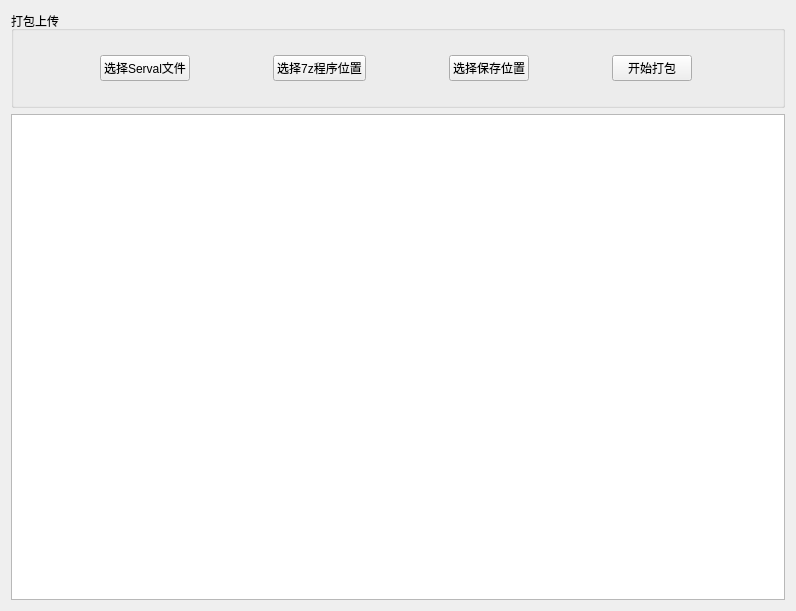
First picture: the form in src/UI_instance/UI_Model/zippanel.ui, repository generalized-intelligence/TeguAnnotation, before the edit.
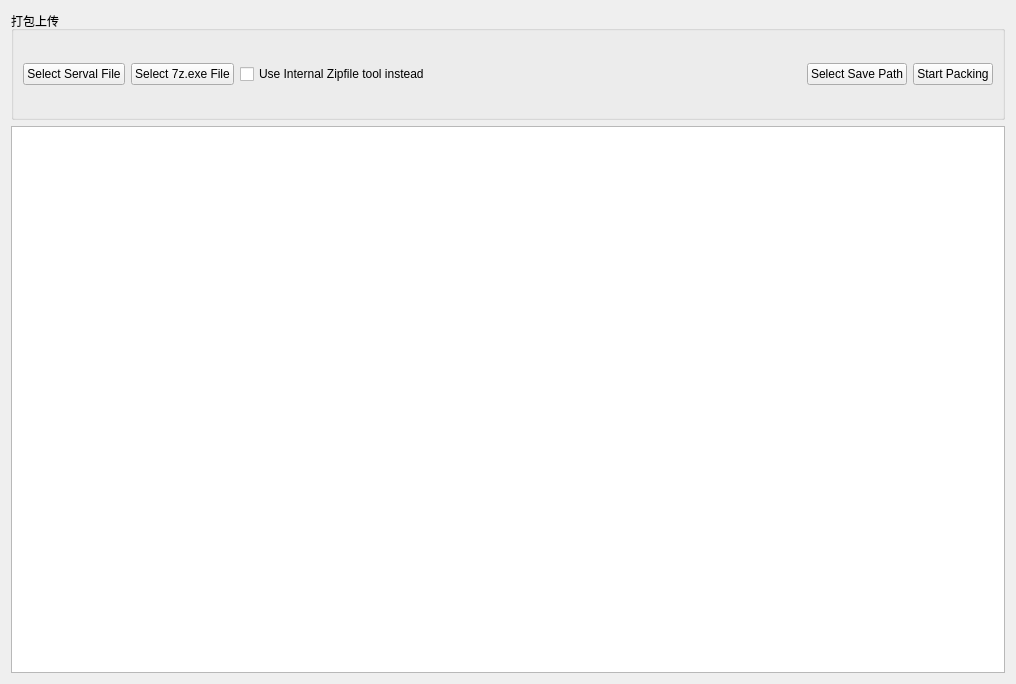
Second picture: the form after the edit.

```diff
--- a/src/UI_instance/UI_Model/zippanel.ui
+++ b/src/UI_instance/UI_Model/zippanel.ui
@@ -6,8 +6,8 @@
    <rect>
     <x>0</x>
     <y>0</y>
-    <width>796</width>
-    <height>611</height>
+    <width>1016</width>
+    <height>684</height>
    </rect>
   </property>
   <property name="windowTitle">
@@ -29,7 +29,7 @@
          </sizepolicy>
         </property>
         <property name="text">
-         <string>选择Serval文件</string>
+         <string>Select Serval File</string>
         </property>
        </widget>
       </item>
@@ -42,7 +42,14 @@
          </sizepolicy>
         </property>
         <property name="text">
-         <string>选择7z程序位置</string>
+         <string>Select 7z.exe File</string>
+        </property>
+       </widget>
+      </item>
+      <item>
+       <widget class="QCheckBox" name="checkUsing7z">
+        <property name="text">
+         <string>Use Internal Zipfile tool instead</string>
         </property>
        </widget>
       </item>
@@ -55,7 +62,7 @@
          </sizepolicy>
         </property>
         <property name="text">
-         <string>选择保存位置</string>
+         <string>Select Save Path</string>
         </property>
        </widget>
       </item>
@@ -68,7 +75,7 @@
          </sizepolicy>
         </property>
         <property name="text">
-         <string>开始打包</string>
+         <string>Start Packing</string>
         </property>
        </widget>
       </item>
```
